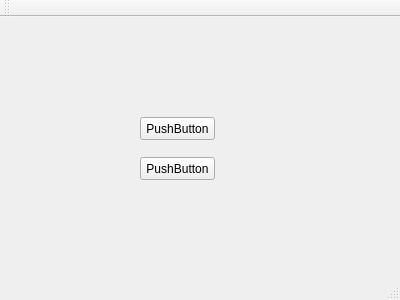
Before: the Qt Designer form MainWindow.ui in eriser/Looper, drawn with Qt 5.
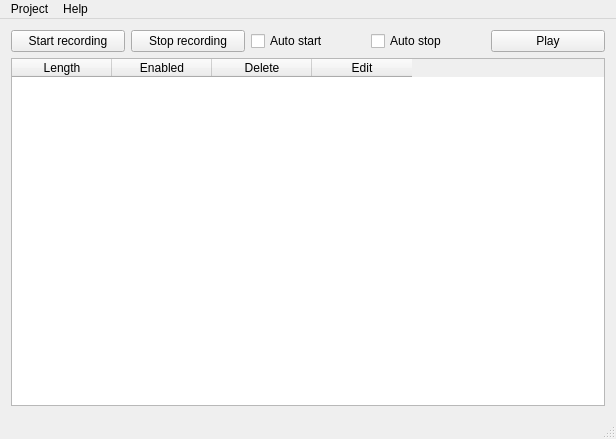
After: the same form once the commit is applied.

```diff
--- a/MainWindow.ui
+++ b/MainWindow.ui
@@ -6,58 +6,109 @@
    <rect>
     <x>0</x>
     <y>0</y>
-    <width>400</width>
-    <height>300</height>
+    <width>616</width>
+    <height>439</height>
    </rect>
   </property>
   <property name="windowTitle">
    <string>MainWindow</string>
   </property>
   <widget class="QWidget" name="centralWidget">
-   <widget class="QPushButton" name="pushButton">
-    <property name="geometry">
-     <rect>
-      <x>140</x>
-      <y>100</y>
-      <width>75</width>
-      <height>23</height>
-     </rect>
-    </property>
-    <property name="text">
-     <string>PushButton</string>
-    </property>
-   </widget>
-   <widget class="QPushButton" name="pushButton_2">
-    <property name="geometry">
-     <rect>
-      <x>140</x>
-      <y>140</y>
-      <width>75</width>
-      <height>23</height>
-     </rect>
-    </property>
-    <property name="text">
-     <string>PushButton</string>
-    </property>
-   </widget>
+   <layout class="QVBoxLayout" name="verticalLayout">
+    <item>
+     <layout class="QHBoxLayout" name="horizontalLayout">
+      <item>
+       <widget class="QPushButton" name="pushButton">
+        <property name="text">
+         <string>Start recording</string>
+        </property>
+       </widget>
+      </item>
+      <item>
+       <widget class="QPushButton" name="pushButton_2">
+        <property name="text">
+         <string>Stop recording</string>
+        </property>
+       </widget>
+      </item>
+      <item>
+       <widget class="QCheckBox" name="checkBoxAutoStart">
+        <property name="text">
+         <string>Auto start</string>
+        </property>
+       </widget>
+      </item>
+      <item>
+       <widget class="QCheckBox" name="checkBoxAutoStop">
+        <property name="text">
+         <string>Auto stop</string>
+        </property>
+       </widget>
+      </item>
+      <item>
+       <widget class="QPushButton" name="pushButtonPlay">
+        <property name="text">
+         <string>Play</string>
+        </property>
+       </widget>
+      </item>
+     </layout>
+    </item>
+    <item>
+     <widget class="QTableWidget" name="tableWidgetTrack">
+      <attribute name="horizontalHeaderDefaultSectionSize">
+       <number>100</number>
+      </attribute>
+      <column>
+       <property name="text">
+        <string>Length</string>
+       </property>
+      </column>
+      <column>
+       <property name="text">
+        <string>Enabled</string>
+       </property>
+      </column>
+      <column>
+       <property name="text">
+        <string>Delete</string>
+       </property>
+      </column>
+      <column>
+       <property name="text">
+        <string>Edit</string>
+       </property>
+      </column>
+     </widget>
+    </item>
+   </layout>
   </widget>
   <widget class="QMenuBar" name="menuBar">
    <property name="geometry">
     <rect>
      <x>0</x>
      <y>0</y>
-     <width>400</width>
+     <width>616</width>
      <height>21</height>
     </rect>
    </property>
-  </widget>
-  <widget class="QToolBar" name="mainToolBar">
-   <attribute name="toolBarArea">
-    <enum>TopToolBarArea</enum>
-   </attribute>
-   <attribute name="toolBarBreak">
-    <bool>false</bool>
-   </attribute>
+   <widget class="QMenu" name="menuFile">
+    <property name="title">
+     <string>Project</string>
+    </property>
+    <addaction name="actionSave"/>
+    <addaction name="actionRestore"/>
+   </widget>
+   <widget class="QMenu" name="menuHelp">
+    <property name="title">
+     <string>Help</string>
+    </property>
+    <addaction name="actionAbout"/>
+    <addaction name="actionVersion"/>
+    <addaction name="actionUsage"/>
+   </widget>
+   <addaction name="menuFile"/>
+   <addaction name="menuHelp"/>
   </widget>
   <widget class="QStatusBar" name="statusBar"/>
  </widget>
```
Left out of the diff: 25 changed lines with no effect on the pictures.
